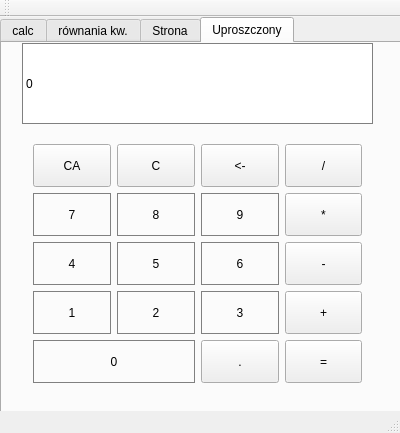
domi-nika60/Liczydlo-naukowe, file liczydlo/mainwindow.ui: the form before one commit.
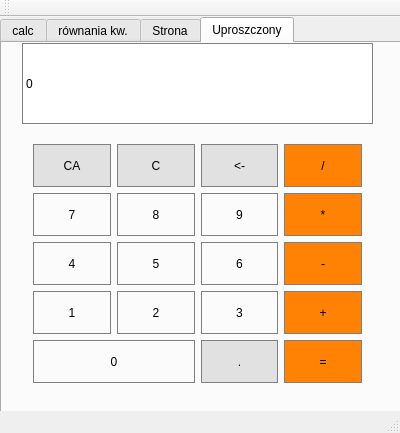
The form after the commit. The open tabs and pages were chosen to show the change.

Commit message: eksperymenty z layoutem, drobne poprawki w kodzie

```diff
--- a/liczydlo/mainwindow.ui
+++ b/liczydlo/mainwindow.ui
@@ -1118,6 +1118,14 @@
            <verstretch>0</verstretch>
           </sizepolicy>
          </property>
+         <property name="styleSheet">
+          <string notr="true">QPushButton {
+background: rgb(225, 225, 225);
+border: 1px solid gray;
+}
+QPushButton:pressed { background-color: qlineargradient(x1: 0, y1: 0, x2: 0, y2: 1, stop: 0 #dadbde, stop: 1 #f6f7fa);
+}</string>
+         </property>
          <property name="text">
           <string>C</string>
          </property>
@@ -1154,6 +1162,14 @@
            <verstretch>0</verstretch>
           </sizepolicy>
          </property>
+         <property name="styleSheet">
+          <string notr="true">QPushButton {
+background: rgb(225, 225, 225);
+border: 1px solid gray;
+}
+QPushButton:pressed { background-color: qlineargradient(x1: 0, y1: 0, x2: 0, y2: 1, stop: 0 #dadbde, stop: 1 #f6f7fa);
+}</string>
+         </property>
          <property name="text">
           <string>CA</string>
          </property>
@@ -1308,6 +1324,14 @@
            <verstretch>0</verstretch>
           </sizepolicy>
          </property>
+         <property name="styleSheet">
+          <string notr="true">QPushButton {
+background: rgb(225, 225, 225);
+border: 1px solid gray;
+}
+QPushButton:pressed { background-color: qlineargradient(x1: 0, y1: 0, x2: 0, y2: 1, stop: 0 #dadbde, stop: 1 #f6f7fa);
+}</string>
+         </property>
          <property name="text">
           <string>&lt;-</string>
          </property>
@@ -1347,6 +1371,15 @@
            <verstretch>0</verstretch>
           </sizepolicy>
          </property>
+         <property name="styleSheet">
+          <string notr="true">QPushButton {
+background: rgb(255, 130, 5);
+border: 1px solid gray;
+}
+QPushButton:pressed { 
+background: rgb(255, 115, 15);
+}</string>
+         </property>
          <property name="text">
           <string>/</string>
          </property>
@@ -1363,6 +1396,15 @@
            <verstretch>0</verstretch>
           </sizepolicy>
          </property>
+         <property name="styleSheet">
+          <string notr="true">QPushButton {
+background: rgb(255, 130, 5);
+border: 1px solid gray;
+}
+QPushButton:pressed { 
+background: rgb(255, 115, 15);
+}</string>
+         </property>
          <property name="text">
           <string>*</string>
          </property>
@@ -1379,6 +1421,15 @@
            <verstretch>0</verstretch>
           </sizepolicy>
          </property>
+         <property name="styleSheet">
+          <string notr="true">QPushButton {
+background: rgb(255, 130, 5);
+border: 1px solid gray;
+}
+QPushButton:pressed { 
+background: rgb(255, 115, 15);
+}</string>
+         </property>
          <property name="text">
           <string>-</string>
          </property>
@@ -1395,6 +1446,15 @@
            <verstretch>0</verstretch>
           </sizepolicy>
          </property>
+         <property name="styleSheet">
+          <string notr="true">QPushButton {
+background: rgb(255, 130, 5);
+border: 1px solid gray;
+}
+QPushButton:pressed { 
+background: rgb(255, 115, 15);
+}</string>
+         </property>
          <property name="text">
           <string>+</string>
          </property>
@@ -1411,6 +1471,15 @@
            <verstretch>0</verstretch>
           </sizepolicy>
          </property>
+         <property name="styleSheet">
+          <string notr="true">QPushButton {
+background: rgb(255, 130, 5);
+border: 1px solid gray;
+}
+QPushButton:pressed { 
+background: rgb(255, 115, 15);
+}</string>
+         </property>
          <property name="text">
           <string>=</string>
          </property>
@@ -1427,6 +1496,14 @@
            <verstretch>0</verstretch>
           </sizepolicy>
          </property>
+         <property name="styleSheet">
+          <string notr="true">QPushButton {
+background: rgb(225, 225, 225);
+border: 1px solid gray;
+}
+QPushButton:pressed { background-color: qlineargradient(x1: 0, y1: 0, x2: 0, y2: 1, stop: 0 #dadbde, stop: 1 #f6f7fa);
+}</string>
+         </property>
          <property name="text">
           <string>.</string>
          </property>
```
Left out of the diff: 2 changed lines with no effect on the pictures. The commit also changes 1 other file.
